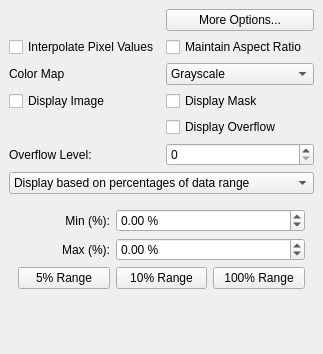
The window that source/qxrddisplaydialog.ui (guyjennings/qxrd) describes before a commit, drawn with Qt 5.
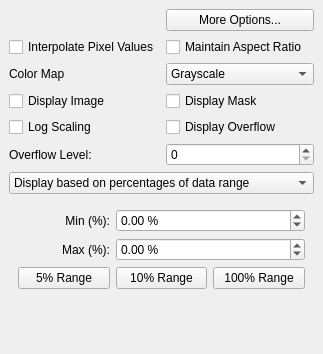
The same window after the commit.

Commit message: Added logarithmic intensity scaling option to image plot

Patch:
```diff
--- a/source/qxrddisplaydialog.ui
+++ b/source/qxrddisplaydialog.ui
@@ -393,6 +393,16 @@
       </property>
      </widget>
     </item>
+    <item row="4" column="0">
+     <widget class="QCheckBox" name="m_DisplayImageLog">
+      <property name="toolTip">
+       <string>Display image data</string>
+      </property>
+      <property name="text">
+       <string>Log Scaling</string>
+      </property>
+     </widget>
+    </item>
    </layout>
   </widget>
  </widget>
```
The commit also changes 3 other files.
